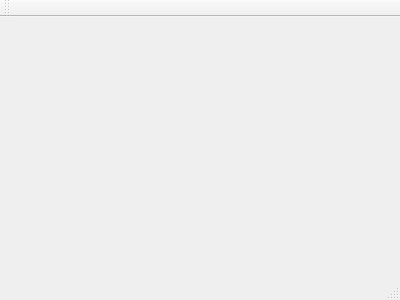
liberbey/find-the-pair-game-qt, file memory-pair-game/memorygame.ui: the form before one commit.
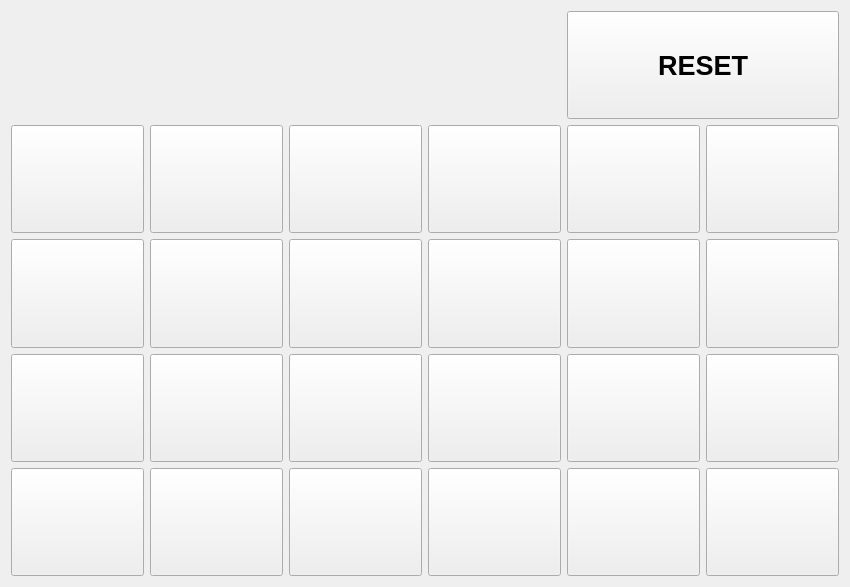
The form after the commit.

Diff of the .ui file:
```diff
--- a/memory-pair-game/memorygame.ui
+++ b/memory-pair-game/memorygame.ui
@@ -1,24 +1,998 @@
 <ui version="4.0">
  <class>memorygame</class>
- <widget class="QMainWindow" name="memorygame" >
-  <property name="geometry" >
+ <widget class="QMainWindow" name="memorygame">
+  <property name="geometry">
    <rect>
     <x>0</x>
     <y>0</y>
-    <width>400</width>
-    <height>300</height>
+    <width>834</width>
+    <height>587</height>
    </rect>
   </property>
   <property name="windowTitle" >
    <string>memorygame</string>
   </property>
-  <widget class="QMenuBar" name="menuBar" />
-  <widget class="QToolBar" name="mainToolBar" />
-  <widget class="QWidget" name="centralWidget" />
-  <widget class="QStatusBar" name="statusBar" />
+  <widget class="QWidget" name="centralWidget">
+   <layout class="QGridLayout" name="gridLayout">
+    <item row="2" column="0">
+     <widget class="QPushButton" name="pushButton_10">
+      <property name="sizePolicy">
+       <sizepolicy hsizetype="Preferred" vsizetype="Preferred">
+        <horstretch>0</horstretch>
+        <verstretch>0</verstretch>
+       </sizepolicy>
+      </property>
+      <property name="font">
+       <font>
+        <family>Comic Sans MS</family>
+        <pointsize>40</pointsize>
+        <weight>75</weight>
+        <bold>true</bold>
+       </font>
+      </property>
+      <property name="autoFillBackground">
+       <bool>false</bool>
+      </property>
+      <property name="styleSheet">
+       <string notr="true">QPushBotton {
+	background-color: #C0C0C0;
+	border: 1px solid gray;
+	padding: 5px;
+}
+
+QPushBotton:pressed {
+	background-color: #A9A9A9;
+	border: 1px solid gray;
+	padding: 5px;
+}
+
+</string>
+      </property>
+      <property name="text">
+       <string/>
+      </property>
+     </widget>
+    </item>
+    <item row="3" column="1">
+     <widget class="QPushButton" name="pushButton_21">
+      <property name="sizePolicy">
+       <sizepolicy hsizetype="Preferred" vsizetype="Preferred">
+        <horstretch>0</horstretch>
+        <verstretch>0</verstretch>
+       </sizepolicy>
+      </property>
+      <property name="font">
+       <font>
+        <family>Comic Sans MS</family>
+        <pointsize>40</pointsize>
+        <weight>75</weight>
+        <bold>true</bold>
+       </font>
+      </property>
+      <property name="autoFillBackground">
+       <bool>false</bool>
+      </property>
+      <property name="styleSheet">
+       <string notr="true">QPushBotton {
+	background-color: #C0C0C0;
+	border: 1px solid gray;
+	padding: 5px;
+}
+
+QPushBotton:pressed {
+	background-color: #A9A9A9;
+	border: 1px solid gray;
+	padding: 5px;
+}
+
+</string>
+      </property>
+      <property name="text">
+       <string/>
+      </property>
+     </widget>
+    </item>
+    <item row="1" column="0">
+     <widget class="QPushButton" name="pushButton_00">
+      <property name="sizePolicy">
+       <sizepolicy hsizetype="Preferred" vsizetype="Preferred">
+        <horstretch>0</horstretch>
+        <verstretch>0</verstretch>
+       </sizepolicy>
+      </property>
+      <property name="font">
+       <font>
+        <family>Comic Sans MS</family>
+        <pointsize>40</pointsize>
+        <weight>75</weight>
+        <bold>true</bold>
+       </font>
+      </property>
+      <property name="autoFillBackground">
+       <bool>false</bool>
+      </property>
+      <property name="styleSheet">
+       <string notr="true">QPushBotton {
+	background-color: #C0C0C0;
+	border: 1px solid gray;
+	padding: 5px;
+}
+
+QPushBotton:pressed {
+	background-color: #A9A9A9;
+	border: 1px solid gray;
+	padding: 5px;
+}
+
+</string>
+      </property>
+      <property name="text">
+       <string/>
+      </property>
+     </widget>
+    </item>
+    <item row="2" column="5">
+     <widget class="QPushButton" name="pushButton_15">
+      <property name="sizePolicy">
+       <sizepolicy hsizetype="Preferred" vsizetype="Preferred">
+        <horstretch>0</horstretch>
+        <verstretch>0</verstretch>
+       </sizepolicy>
+      </property>
+      <property name="font">
+       <font>
+        <family>Comic Sans MS</family>
+        <pointsize>40</pointsize>
+        <weight>75</weight>
+        <bold>true</bold>
+       </font>
+      </property>
+      <property name="autoFillBackground">
+       <bool>false</bool>
+      </property>
+      <property name="styleSheet">
+       <string notr="true">QPushBotton {
+	background-color: #C0C0C0;
+	border: 1px solid gray;
+	padding: 5px;
+}
+
+QPushBotton:pressed {
+	background-color: #A9A9A9;
+	border: 1px solid gray;
+	padding: 5px;
+}
+
+</string>
+      </property>
+      <property name="text">
+       <string/>
+      </property>
+     </widget>
+    </item>
+    <item row="1" column="5">
+     <widget class="QPushButton" name="pushButton_05">
+      <property name="sizePolicy">
+       <sizepolicy hsizetype="Preferred" vsizetype="Preferred">
+        <horstretch>0</horstretch>
+        <verstretch>0</verstretch>
+       </sizepolicy>
+      </property>
+      <property name="font">
+       <font>
+        <family>Comic Sans MS</family>
+        <pointsize>40</pointsize>
+        <weight>75</weight>
+        <bold>true</bold>
+       </font>
+      </property>
+      <property name="autoFillBackground">
+       <bool>false</bool>
+      </property>
+      <property name="styleSheet">
+       <string notr="true">QPushBotton {
+	background-color: #C0C0C0;
+	border: 1px solid gray;
+	padding: 5px;
+}
+
+QPushBotton:pressed {
+	background-color: #A9A9A9;
+	border: 1px solid gray;
+	padding: 5px;
+}
+
+</string>
+      </property>
+      <property name="text">
+       <string/>
+      </property>
+     </widget>
+    </item>
+    <item row="1" column="4">
+     <widget class="QPushButton" name="pushButton_04">
+      <property name="sizePolicy">
+       <sizepolicy hsizetype="Preferred" vsizetype="Preferred">
+        <horstretch>0</horstretch>
+        <verstretch>0</verstretch>
+       </sizepolicy>
+      </property>
+      <property name="font">
+       <font>
+        <family>Comic Sans MS</family>
+        <pointsize>40</pointsize>
+        <weight>75</weight>
+        <bold>true</bold>
+       </font>
+      </property>
+      <property name="autoFillBackground">
+       <bool>false</bool>
+      </property>
+      <property name="styleSheet">
+       <string notr="true">QPushBotton {
+	background-color: #C0C0C0;
+	border: 1px solid gray;
+	padding: 5px;
+}
+
+QPushBotton:pressed {
+	background-color: #A9A9A9;
+	border: 1px solid gray;
+	padding: 5px;
+}
+
+</string>
+      </property>
+      <property name="text">
+       <string/>
+      </property>
+     </widget>
+    </item>
+    <item row="3" column="4">
+     <widget class="QPushButton" name="pushButton_24">
+      <property name="sizePolicy">
+       <sizepolicy hsizetype="Preferred" vsizetype="Preferred">
+        <horstretch>0</horstretch>
+        <verstretch>0</verstretch>
+       </sizepolicy>
+      </property>
+      <property name="font">
+       <font>
+        <family>Comic Sans MS</family>
+        <pointsize>40</pointsize>
+        <weight>75</weight>
+        <bold>true</bold>
+       </font>
+      </property>
+      <property name="autoFillBackground">
+       <bool>false</bool>
+      </property>
+      <property name="styleSheet">
+       <string notr="true">QPushBotton {
+	background-color: #C0C0C0;
+	border: 1px solid gray;
+	padding: 5px;
+}
+
+QPushBotton:pressed {
+	background-color: #A9A9A9;
+	border: 1px solid gray;
+	padding: 5px;
+}
+
+</string>
+      </property>
+      <property name="text">
+       <string/>
+      </property>
+     </widget>
+    </item>
+    <item row="2" column="3">
+     <widget class="QPushButton" name="pushButton_13">
+      <property name="sizePolicy">
+       <sizepolicy hsizetype="Preferred" vsizetype="Preferred">
+        <horstretch>0</horstretch>
+        <verstretch>0</verstretch>
+       </sizepolicy>
+      </property>
+      <property name="font">
+       <font>
+        <family>Comic Sans MS</family>
+        <pointsize>40</pointsize>
+        <weight>75</weight>
+        <bold>true</bold>
+       </font>
+      </property>
+      <property name="autoFillBackground">
+       <bool>false</bool>
+      </property>
+      <property name="styleSheet">
+       <string notr="true">QPushBotton {
+	background-color: #C0C0C0;
+	border: 1px solid gray;
+	padding: 5px;
+}
+
+QPushBotton:pressed {
+	background-color: #A9A9A9;
+	border: 1px solid gray;
+	padding: 5px;
+}
+
+</string>
+      </property>
+      <property name="text">
+       <string/>
+      </property>
+     </widget>
+    </item>
+    <item row="3" column="0">
+     <widget class="QPushButton" name="pushButton_20">
+      <property name="sizePolicy">
+       <sizepolicy hsizetype="Preferred" vsizetype="Preferred">
+        <horstretch>0</horstretch>
+        <verstretch>0</verstretch>
+       </sizepolicy>
+      </property>
+      <property name="font">
+       <font>
+        <family>Comic Sans MS</family>
+        <pointsize>40</pointsize>
+        <weight>75</weight>
+        <bold>true</bold>
+       </font>
+      </property>
+      <property name="autoFillBackground">
+       <bool>false</bool>
+      </property>
+      <property name="styleSheet">
+       <string notr="true">QPushBotton {
+	background-color: #C0C0C0;
+	border: 1px solid gray;
+	padding: 5px;
+}
+
+QPushBotton:pressed {
+	background-color: #A9A9A9;
+	border: 1px solid gray;
+	padding: 5px;
+}
+
+</string>
+      </property>
+      <property name="text">
+       <string/>
+      </property>
+     </widget>
+    </item>
+    <item row="1" column="3">
+     <widget class="QPushButton" name="pushButton_03">
+      <property name="sizePolicy">
+       <sizepolicy hsizetype="Preferred" vsizetype="Preferred">
+        <horstretch>0</horstretch>
+        <verstretch>0</verstretch>
+       </sizepolicy>
+      </property>
+      <property name="font">
+       <font>
+        <family>Comic Sans MS</family>
+        <pointsize>40</pointsize>
+        <weight>75</weight>
+        <bold>true</bold>
+       </font>
+      </property>
+      <property name="autoFillBackground">
+       <bool>false</bool>
+      </property>
+      <property name="styleSheet">
+       <string notr="true">QPushBotton {
+	background-color: #C0C0C0;
+	border: 1px solid gray;
+	padding: 5px;
+}
+
+QPushBotton:pressed {
+	background-color: #A9A9A9;
+	border: 1px solid gray;
+	padding: 5px;
+}
+
+</string>
+      </property>
+      <property name="text">
+       <string/>
+      </property>
+     </widget>
+    </item>
+    <item row="4" column="1">
+     <widget class="QPushButton" name="pushButton_31">
+      <property name="sizePolicy">
+       <sizepolicy hsizetype="Preferred" vsizetype="Preferred">
+        <horstretch>0</horstretch>
+        <verstretch>0</verstretch>
+       </sizepolicy>
+      </property>
+      <property name="font">
+       <font>
+        <family>Comic Sans MS</family>
+        <pointsize>40</pointsize>
+        <weight>75</weight>
+        <bold>true</bold>
+       </font>
+      </property>
+      <property name="autoFillBackground">
+       <bool>false</bool>
+      </property>
+      <property name="styleSheet">
+       <string notr="true">QPushBotton {
+	background-color: #C0C0C0;
+	border: 1px solid gray;
+	padding: 5px;
+}
+
+QPushBotton:pressed {
+	background-color: #A9A9A9;
+	border: 1px solid gray;
+	padding: 5px;
+}
+
+</string>
+      </property>
+      <property name="text">
+       <string/>
+      </property>
+     </widget>
+    </item>
+    <item row="2" column="4">
+     <widget class="QPushButton" name="pushButton_14">
+      <property name="sizePolicy">
+       <sizepolicy hsizetype="Preferred" vsizetype="Preferred">
+        <horstretch>0</horstretch>
+        <verstretch>0</verstretch>
+       </sizepolicy>
+      </property>
+      <property name="font">
+       <font>
+        <family>Comic Sans MS</family>
+        <pointsize>40</pointsize>
+        <weight>75</weight>
+        <bold>true</bold>
+       </font>
+      </property>
+      <property name="autoFillBackground">
+       <bool>false</bool>
+      </property>
+      <property name="styleSheet">
+       <string notr="true">QPushBotton {
+	background-color: #C0C0C0;
+	border: 1px solid gray;
+	padding: 5px;
+}
+
+QPushBotton:pressed {
+	background-color: #A9A9A9;
+	border: 1px solid gray;
+	padding: 5px;
+}
+
+</string>
+      </property>
+      <property name="text">
+       <string/>
+      </property>
+     </widget>
+    </item>
+    <item row="3" column="3">
+     <widget class="QPushButton" name="pushButton_23">
+      <property name="sizePolicy">
+       <sizepolicy hsizetype="Preferred" vsizetype="Preferred">
+        <horstretch>0</horstretch>
+        <verstretch>0</verstretch>
+       </sizepolicy>
+      </property>
+      <property name="font">
+       <font>
+        <family>Comic Sans MS</family>
+        <pointsize>40</pointsize>
+        <weight>75</weight>
+        <bold>true</bold>
+       </font>
+      </property>
+      <property name="autoFillBackground">
+       <bool>false</bool>
+      </property>
+      <property name="styleSheet">
+       <string notr="true">QPushBotton {
+	background-color: #C0C0C0;
+	border: 1px solid gray;
+	padding: 5px;
+}
+
+QPushBotton:pressed {
+	background-color: #A9A9A9;
+	border: 1px solid gray;
+	padding: 5px;
+}
+
+</string>
+      </property>
+      <property name="text">
+       <string/>
+      </property>
+     </widget>
+    </item>
+    <item row="1" column="2">
+     <widget class="QPushButton" name="pushButton_02">
+      <property name="sizePolicy">
+       <sizepolicy hsizetype="Preferred" vsizetype="Preferred">
+        <horstretch>0</horstretch>
+        <verstretch>0</verstretch>
+       </sizepolicy>
+      </property>
+      <property name="font">
+       <font>
+        <family>Comic Sans MS</family>
+        <pointsize>40</pointsize>
+        <weight>75</weight>
+        <bold>true</bold>
+       </font>
+      </property>
+      <property name="autoFillBackground">
+       <bool>false</bool>
+      </property>
+      <property name="styleSheet">
+       <string notr="true">QPushBotton {
+	background-color: #C0C0C0;
+	border: 1px solid gray;
+	padding: 5px;
+}
+
+QPushBotton:pressed {
+	background-color: #A9A9A9;
+	border: 1px solid gray;
+	padding: 5px;
+}
+
+</string>
+      </property>
+      <property name="text">
+       <string/>
+      </property>
+     </widget>
+    </item>
+    <item row="3" column="2">
+     <widget class="QPushButton" name="pushButton_22">
+      <property name="sizePolicy">
+       <sizepolicy hsizetype="Preferred" vsizetype="Preferred">
+        <horstretch>0</horstretch>
+        <verstretch>0</verstretch>
+       </sizepolicy>
+      </property>
+      <property name="font">
+       <font>
+        <family>Comic Sans MS</family>
+        <pointsize>40</pointsize>
+        <weight>75</weight>
+        <bold>true</bold>
+       </font>
+      </property>
+      <property name="autoFillBackground">
+       <bool>false</bool>
+      </property>
+      <property name="styleSheet">
+       <string notr="true">QPushBotton {
+	background-color: #C0C0C0;
+	border: 1px solid gray;
+	padding: 5px;
+}
+
+QPushBotton:pressed {
+	background-color: #A9A9A9;
+	border: 1px solid gray;
+	padding: 5px;
+}
+
+</string>
+      </property>
+      <property name="text">
+       <string/>
+      </property>
+     </widget>
+    </item>
+    <item row="4" column="3">
+     <widget class="QPushButton" name="pushButton_33">
+      <property name="sizePolicy">
+       <sizepolicy hsizetype="Preferred" vsizetype="Preferred">
+        <horstretch>0</horstretch>
+        <verstretch>0</verstretch>
+       </sizepolicy>
+      </property>
+      <property name="font">
+       <font>
+        <family>Comic Sans MS</family>
+        <pointsize>40</pointsize>
+        <weight>75</weight>
+        <bold>true</bold>
+       </font>
+      </property>
+      <property name="autoFillBackground">
+       <bool>false</bool>
+      </property>
+      <property name="styleSheet">
+       <string notr="true">QPushBotton {
+	background-color: #C0C0C0;
+	border: 1px solid gray;
+	padding: 5px;
+}
+
+QPushBotton:pressed {
+	background-color: #A9A9A9;
+	border: 1px solid gray;
+	padding: 5px;
+}
+
+</string>
+      </property>
+      <property name="text">
+       <string/>
+      </property>
+     </widget>
+    </item>
+    <item row="4" column="0">
+     <widget class="QPushButton" name="pushButton_30">
+      <property name="sizePolicy">
+       <sizepolicy hsizetype="Preferred" vsizetype="Preferred">
+        <horstretch>0</horstretch>
+        <verstretch>0</verstretch>
+       </sizepolicy>
+      </property>
+      <property name="font">
+       <font>
+        <family>Comic Sans MS</family>
+        <pointsize>40</pointsize>
+        <weight>75</weight>
+        <bold>true</bold>
+       </font>
+      </property>
+      <property name="autoFillBackground">
+       <bool>false</bool>
+      </property>
+      <property name="styleSheet">
+       <string notr="true">QPushBotton {
+	background-color: #C0C0C0;
+	border: 1px solid gray;
+	padding: 5px;
+}
+
+QPushBotton:pressed {
+	background-color: #A9A9A9;
+	border: 1px solid gray;
+	padding: 5px;
+}
+
+</string>
+      </property>
+      <property name="text">
+       <string/>
+      </property>
+     </widget>
+    </item>
+    <item row="1" column="1">
+     <widget class="QPushButton" name="pushButton_01">
+      <property name="sizePolicy">
+       <sizepolicy hsizetype="Preferred" vsizetype="Preferred">
+        <horstretch>0</horstretch>
+        <verstretch>0</verstretch>
+       </sizepolicy>
+      </property>
+      <property name="font">
+       <font>
+        <family>Comic Sans MS</family>
+        <pointsize>40</pointsize>
+        <weight>75</weight>
+        <bold>true</bold>
+       </font>
+      </property>
+      <property name="autoFillBackground">
+       <bool>false</bool>
+      </property>
+      <property name="styleSheet">
+       <string notr="true">QPushBotton {
+	background-color: #C0C0C0;
+	border: 1px solid gray;
+	padding: 5px;
+}
+
+QPushBotton:pressed {
+	background-color: #A9A9A9;
+	border: 1px solid gray;
+	padding: 5px;
+}
+
+</string>
+      </property>
+      <property name="text">
+       <string/>
+      </property>
+     </widget>
+    </item>
+    <item row="2" column="1">
+     <widget class="QPushButton" name="pushButton_11">
+      <property name="sizePolicy">
+       <sizepolicy hsizetype="Preferred" vsizetype="Preferred">
+        <horstretch>0</horstretch>
+        <verstretch>0</verstretch>
+       </sizepolicy>
+      </property>
+      <property name="font">
+       <font>
+        <family>Comic Sans MS</family>
+        <pointsize>40</pointsize>
+        <weight>75</weight>
+        <bold>true</bold>
+       </font>
+      </property>
+      <property name="autoFillBackground">
+       <bool>false</bool>
+      </property>
+      <property name="styleSheet">
+       <string notr="true">QPushBotton {
+	background-color: #C0C0C0;
+	border: 1px solid gray;
+	padding: 5px;
+}
+
+QPushBotton:pressed {
+	background-color: #A9A9A9;
+	border: 1px solid gray;
+	padding: 5px;
+}
+
+</string>
+      </property>
+      <property name="text">
+       <string/>
+      </property>
+     </widget>
+    </item>
+    <item row="4" column="5">
+     <widget class="QPushButton" name="pushButton_35">
+      <property name="sizePolicy">
+       <sizepolicy hsizetype="Preferred" vsizetype="Preferred">
+        <horstretch>0</horstretch>
+        <verstretch>0</verstretch>
+       </sizepolicy>
+      </property>
+      <property name="font">
+       <font>
+        <family>Comic Sans MS</family>
+        <pointsize>40</pointsize>
+        <weight>75</weight>
+        <bold>true</bold>
+       </font>
+      </property>
+      <property name="autoFillBackground">
+       <bool>false</bool>
+      </property>
+      <property name="styleSheet">
+       <string notr="true">QPushBotton {
+	background-color: #C0C0C0;
+	border: 1px solid gray;
+	padding: 5px;
+}
+
+QPushBotton:pressed {
+	background-color: #A9A9A9;
+	border: 1px solid gray;
+	padding: 5px;
+}
+
+</string>
+      </property>
+      <property name="text">
+       <string/>
+      </property>
+     </widget>
+    </item>
+    <item row="4" column="4">
+     <widget class="QPushButton" name="pushButton_34">
+      <property name="sizePolicy">
+       <sizepolicy hsizetype="Preferred" vsizetype="Preferred">
+        <horstretch>0</horstretch>
+        <verstretch>0</verstretch>
+       </sizepolicy>
+      </property>
+      <property name="font">
+       <font>
+        <family>Comic Sans MS</family>
+        <pointsize>40</pointsize>
+        <weight>75</weight>
+        <bold>true</bold>
+       </font>
+      </property>
+      <property name="autoFillBackground">
+       <bool>false</bool>
+      </property>
+      <property name="styleSheet">
+       <string notr="true">QPushBotton {
+	background-color: #C0C0C0;
+	border: 1px solid gray;
+	padding: 5px;
+}
+
+QPushBotton:pressed {
+	background-color: #A9A9A9;
+	border: 1px solid gray;
+	padding: 5px;
+}
+
+</string>
+      </property>
+      <property name="text">
+       <string/>
+      </property>
+     </widget>
+    </item>
+    <item row="3" column="5">
+     <widget class="QPushButton" name="pushButton_25">
+      <property name="sizePolicy">
+       <sizepolicy hsizetype="Preferred" vsizetype="Preferred">
+        <horstretch>0</horstretch>
+        <verstretch>0</verstretch>
+       </sizepolicy>
+      </property>
+      <property name="font">
+       <font>
+        <family>Comic Sans MS</family>
+        <pointsize>40</pointsize>
+        <weight>75</weight>
+        <bold>true</bold>
+       </font>
+      </property>
+      <property name="autoFillBackground">
+       <bool>false</bool>
+      </property>
+      <property name="styleSheet">
+       <string notr="true">QPushBotton {
+	background-color: #C0C0C0;
+	border: 1px solid gray;
+	padding: 5px;
+}
+
+QPushBotton:pressed {
+	background-color: #A9A9A9;
+	border: 1px solid gray;
+	padding: 5px;
+}
+
+</string>
+      </property>
+      <property name="text">
+       <string/>
+      </property>
+     </widget>
+    </item>
+    <item row="2" column="2">
+     <widget class="QPushButton" name="pushButton_12">
+      <property name="sizePolicy">
+       <sizepolicy hsizetype="Preferred" vsizetype="Preferred">
+        <horstretch>0</horstretch>
+        <verstretch>0</verstretch>
+       </sizepolicy>
+      </property>
+      <property name="font">
+       <font>
+        <family>Comic Sans MS</family>
+        <pointsize>40</pointsize>
+        <weight>75</weight>
+        <bold>true</bold>
+       </font>
+      </property>
+      <property name="autoFillBackground">
+       <bool>false</bool>
+      </property>
+      <property name="styleSheet">
+       <string notr="true">QPushBotton {
+	background-color: #C0C0C0;
+	border: 1px solid gray;
+	padding: 5px;
+}
+
+QPushBotton:pressed {
+	background-color: #A9A9A9;
+	border: 1px solid gray;
+	padding: 5px;
+}
+
+</string>
+      </property>
+      <property name="text">
+       <string/>
+      </property>
+     </widget>
+    </item>
+    <item row="4" column="2">
+     <widget class="QPushButton" name="pushButton_32">
+      <property name="sizePolicy">
+       <sizepolicy hsizetype="Preferred" vsizetype="Preferred">
+        <horstretch>0</horstretch>
+        <verstretch>0</verstretch>
+       </sizepolicy>
+      </property>
+      <property name="font">
+       <font>
+        <family>Comic Sans MS</family>
+        <pointsize>40</pointsize>
+        <weight>75</weight>
+        <bold>true</bold>
+       </font>
+      </property>
+      <property name="autoFillBackground">
+       <bool>false</bool>
+      </property>
+      <property name="styleSheet">
+       <string notr="true">QPushBotton {
+	background-color: #C0C0C0;
+	border: 1px solid gray;
+	padding: 5px;
+}
+
+QPushBotton:pressed {
+	background-color: #A9A9A9;
+	border: 1px solid gray;
+	padding: 5px;
+}
+
+</string>
+      </property>
+      <property name="text">
+       <string/>
+      </property>
+     </widget>
+    </item>
+    <item row="0" column="4" colspan="2">
+     <widget class="QPushButton" name="ResetButton">
+      <property name="sizePolicy">
+       <sizepolicy hsizetype="Preferred" vsizetype="Preferred">
+        <horstretch>0</horstretch>
+        <verstretch>0</verstretch>
+       </sizepolicy>
+      </property>
+      <property name="font">
+       <font>
+        <family>Arial</family>
+        <pointsize>20</pointsize>
+        <weight>75</weight>
+        <bold>true</bold>
+       </font>
+      </property>
+      <property name="autoFillBackground">
+       <bool>false</bool>
+      </property>
+      <property name="styleSheet">
+       <string notr="true">QPushBotton {
+	background-color: #C0C0C0;
+	border: 1px solid gray;
+	padding: 5px;
+}
+
+QPushBotton:pressed {
+	background-color: #A9A9A9;
+	border: 1px solid gray;
+	padding: 5px;
+}
+
+</string>
+      </property>
+      <property name="text">
+       <string>RESET</string>
+      </property>
+     </widget>
+    </item>
+   </layout>
+  </widget>
  </widget>
- <layoutDefault spacing="6" margin="11" />
- <pixmapfunction></pixmapfunction>
+ <layoutdefault spacing="6" margin="11"/>
  <resources/>
  <connections/>
 </ui>
```
Left out of the diff: 3 changed lines with no effect on the pictures.
